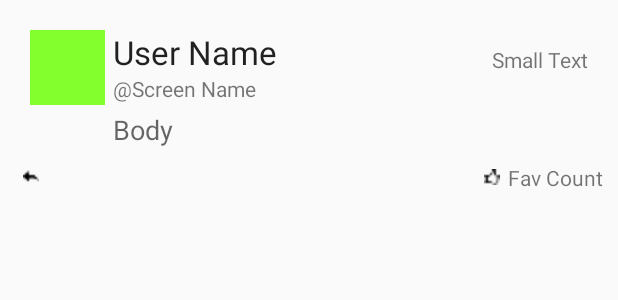
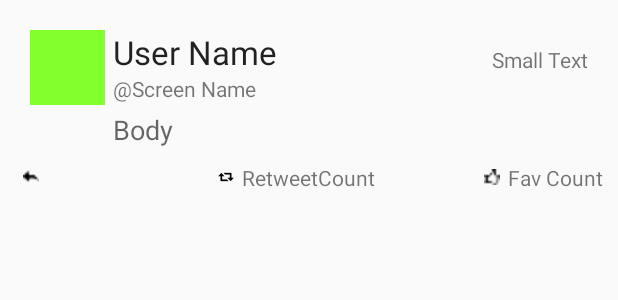
Before and after one commit to skipit/TwitterTweets, an Android app: the layout item_tweet.xml on its own in the app's theme, with its tools: preview values and no code run, on a phone screen of 412 x 824 dp. Shown: the top 300 px of the screen. Run offline under Robolectric (Android 15) with nearby library versions, the phone set to English and light mode, and no system bars; plain views replace RoundedImageView.

Commit message:
Display Retweet Count

```diff
--- a/app/src/main/java/com/codepath/apps/mysimpletweets/adapters/TweetsArrayAdapter.java
+++ b/app/src/main/java/com/codepath/apps/mysimpletweets/adapters/TweetsArrayAdapter.java
@@ -30,6 +30,7 @@ public class TweetsArrayAdapter extends ArrayAdapter<Tweet> {
         TextView tvScreenName;
         TextView tvSince;
         TextView tvFavCount;
+        TextView tvRetweetCount;
     }
 
     public TweetsArrayAdapter(Context context, List<Tweet> objects) {
@@ -57,6 +58,7 @@ public class TweetsArrayAdapter extends ArrayAdapter<Tweet> {
             viewHolder.tvScreenName = (TextView) convertView.findViewById(R.id.tvScreenName);
             viewHolder.tvSince = (TextView) convertView.findViewById(R.id.tvSince);
             viewHolder.tvFavCount = (TextView) convertView.findViewById(R.id.tvFavCount);
+            viewHolder.tvRetweetCount = (TextView) convertView.findViewById(R.id.tvRetweetCount);
             convertView.setTag(viewHolder);
         } else {
             viewHolder = (ViewHolder) convertView.getTag();
@@ -72,6 +74,13 @@ public class TweetsArrayAdapter extends ArrayAdapter<Tweet> {
         } else {
             viewHolder.tvFavCount.setText("0");
         }
+
+        if ( tweet.getRetweetCount() > 0 ) {
+            viewHolder.tvRetweetCount.setText(""+tweet.getRetweetCount());
+        } else {
+            viewHolder.tvRetweetCount.setText("0");
+        }
+
         Picasso.with(getContext())
                 .load(tweet.getUser().getProfileImageUrl())
                 .into(viewHolder.ivProfileImage);
--- a/app/src/main/res/layout/item_tweet.xml
+++ b/app/src/main/res/layout/item_tweet.xml
@@ -112,7 +112,25 @@
             android:src="@drawable/ic_reply"
             android:paddingLeft="5dp"
             android:layout_centerInParent="true"
+            android:layout_alignParentLeft="true"
             android:layout_alignParentStart="true"/>
+
+        <TextView
+            android:layout_width="wrap_content"
+            android:layout_height="wrap_content"
+            android:textAppearance="?android:attr/textAppearanceSmall"
+            android:text="RetweetCount"
+            android:id="@+id/tvRetweetCount"
+            android:layout_centerInParent="true"/>
+        <ImageView
+            android:layout_width="16dp"
+            android:layout_height="16dp"
+            android:layout_centerInParent="true"
+            android:paddingRight="5dp"
+            android:id="@+id/ivRetweet"
+            android:src="@drawable/ic_retweet"
+            android:layout_toLeftOf="@id/tvRetweetCount"/>
+
 
     </RelativeLayout>
 
```
Also changed, not shown: app/src/main/res/drawable-hdpi/ic_retweet.png (added), app/src/main/res/drawable-mdpi/ic_retweet.png (added), app/src/main/res/drawable-xhdpi/ic_retweet.png (added), app/src/main/res/drawable-xxhdpi/ic_retweet.png (added).
